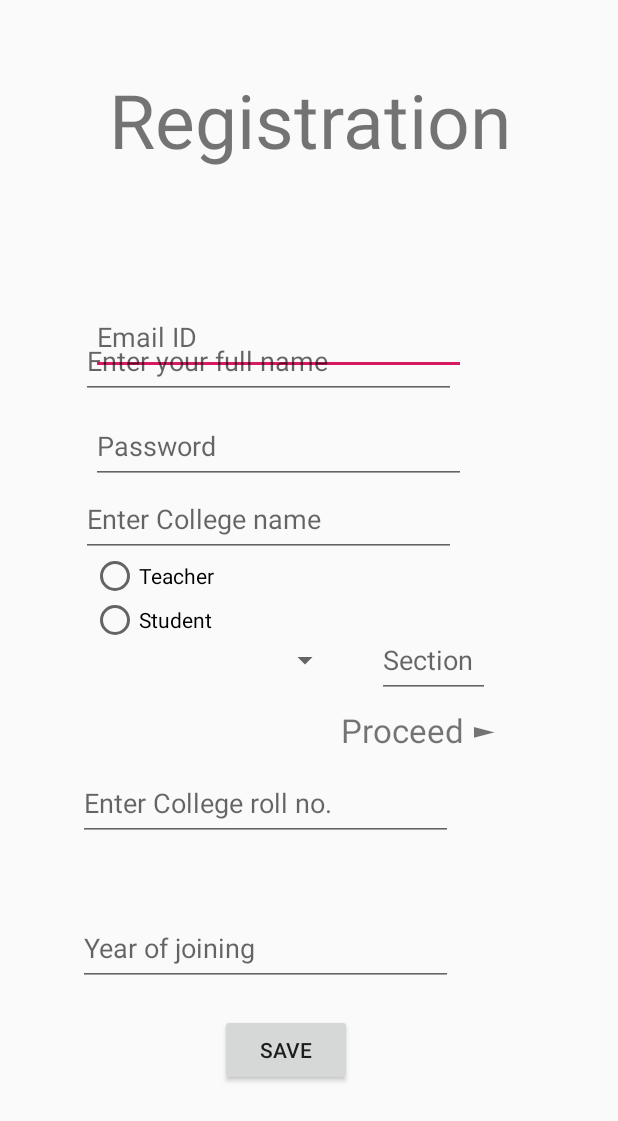
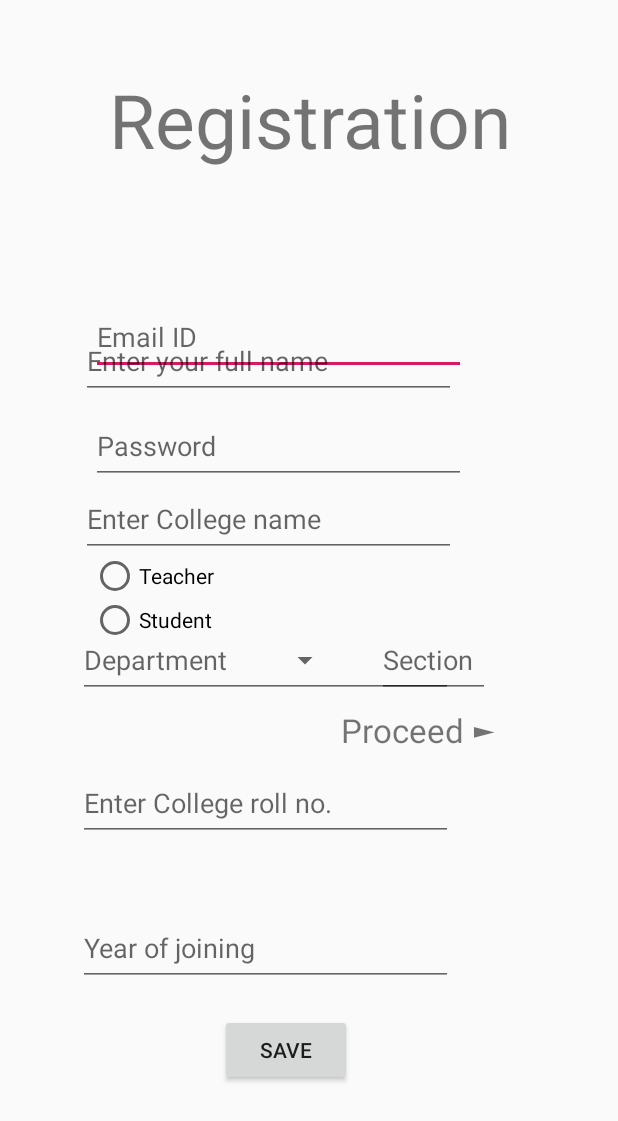
Before and after one commit to LogaN210101/Attendance-Manager, an Android app: the layout activity_registration.xml on its own in the app's theme, with its tools: preview values and no code run, on a phone screen of 412 x 824 dp. Shown: the top 1121 px of the screen. Run offline under Robolectric (Android 15) with nearby library versions, the light colour scheme and no system bars.

Commit message:
Updated teacher registration details for department

```diff
--- a/app/src/main/res/layout/activity_registration.xml
+++ b/app/src/main/res/layout/activity_registration.xml
@@ -177,4 +177,18 @@
         app:layout_constraintStart_toStartOf="parent"
         app:layout_constraintTop_toTopOf="parent"
         app:layout_constraintVertical_bias="0.871" />
+
+    <EditText
+        android:id="@+id/Teacherdepartment"
+        android:layout_width="250dp"
+        android:layout_height="50dp"
+        android:ems="10"
+        android:hint="Department"
+        android:inputType="textPersonName"
+        app:layout_constraintBottom_toBottomOf="parent"
+        app:layout_constraintEnd_toEndOf="parent"
+        app:layout_constraintHorizontal_bias="0.322"
+        app:layout_constraintStart_toStartOf="parent"
+        app:layout_constraintTop_toTopOf="parent"
+        app:layout_constraintVertical_bias="0.537" />
 </androidx.constraintlayout.widget.ConstraintLayout>
--- a/build.gradle
+++ b/build.gradle
@@ -7,7 +7,7 @@ buildscript {
 
     }
     dependencies {
-        classpath 'com.android.tools.build:gradle:3.5.1'
+        classpath 'com.android.tools.build:gradle:3.5.3'
         classpath 'com.google.gms:google-services:4.3.2'
         // NOTE: Do not place your application dependencies here; they belong
         // in the individual module build.gradle files
```
Also changed, not shown: app/src/main/java/com/example/attendancemanager/Registration.java (+10 -4 lines).
